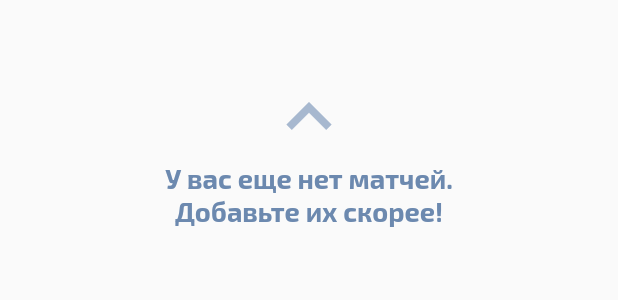
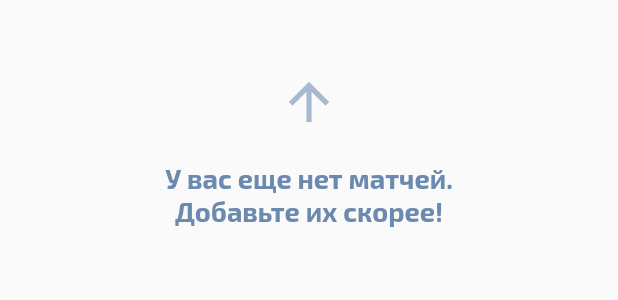
Before and after one commit to eugene-dadonov/save_sport_stats, a Flutter app: the _EmptyView widget shown alone on an empty page, opened directly, on a phone screen of 412 x 824 dp. Shown: the top 300 px of the screen. Run offline on Flutter 3.47's test engine with Material 2 defaults, Android fonts, the phone set to English and light mode, and no system bars; our stand-ins replace bloc, dotted_border, equatable, flutter_bloc, flutter_svg, get_it and 4 more; accounts and stored records are empty.

Commit message:
Немного разнообразил

```diff
--- a/lib/features/di.dart
+++ b/lib/features/di.dart
@@ -99,6 +99,7 @@ class DependencyInjector {
     _factory<BlocMatchesScreen>(() => BlocMatchesScreen(
           app: dependencies(),
           blocMatchesView: dependencies(),
+          blocStartNewMatchView: dependencies(),
         ));
 
     _factory<MatchBloc>(() => MatchBloc(
--- a/lib/features/screen_match_list/presentation/bloc/cubit_matches_screen.dart
+++ b/lib/features/screen_match_list/presentation/bloc/cubit_matches_screen.dart
@@ -2,19 +2,22 @@ import 'package:sport_stats_live/app/presentation/bloc/app_bloc.dart';
 import 'package:sport_stats_live/core/base/domain/bloc/base_cubit.dart';
 import 'package:sport_stats_live/core/base/domain/bloc/base_state.dart';
 import 'package:sport_stats_live/features/screen_match_list/presentation/bloc/cubit_matches_view.dart';
+
+import 'cubit_start_new_match_view.dart';
 
 /// BLoC
 class BlocMatchesScreen extends CubitCell<ViewState> {
   BlocMatchesScreen({
     required AppBloc app,
     required this.blocMatchesView,
-  }) : super(app, ContentState()) {
-    _initialization();
-  }
+    required this.blocStartNewMatchView,
+  }) : super(app, ContentState());
 
   final BlocMatchesView blocMatchesView;
+  final BlocStartNewMatchView blocStartNewMatchView;
 
-  _initialization() async {}
-
-  navigateToMatch(String matchId) {}
+  Future<void> refresh() async {
+    await blocMatchesView.refresh();
+    await blocStartNewMatchView.refresh();
+  }
 }
--- a/lib/features/screen_match_list/presentation/bloc/cubit_start_new_match_view.dart
+++ b/lib/features/screen_match_list/presentation/bloc/cubit_start_new_match_view.dart
@@ -13,4 +13,8 @@ class BlocStartNewMatchView extends CubitCell<ContentState> {
   }) : super(app, ContentState());
 
   navigateToNewMatch(String matchId) {}
+
+  Future<void> refresh() async {
+    ContentState();
+  }
 }
--- a/lib/features/screen_match_list/presentation/ui/views/matches.dart
+++ b/lib/features/screen_match_list/presentation/ui/views/matches.dart
@@ -97,10 +97,11 @@ class _EmptyView extends StatelessWidget {
             mainAxisAlignment: MainAxisAlignment.center,
             children: [
               Icon(
-                Icons.keyboard_arrow_up,
+                Icons.arrow_upward_sharp,
                 color: ThemeHolder.of(context).secondary2,
-                size: 60,
+                size: 40,
               ),
+              const SizedBox(height: 20),
               Text(
                 "У вас еще нет матчей.\nДобавьте их скорее!",
                 style: ThemeHolder.of(context)
```
Also changed, not shown: lib/features/screen_match_list/presentation/bloc/cubit_matches_view.dart (+7 -6 lines), lib/features/screen_match_list/presentation/ui/screen_matches.dart (+8 -2 lines).
